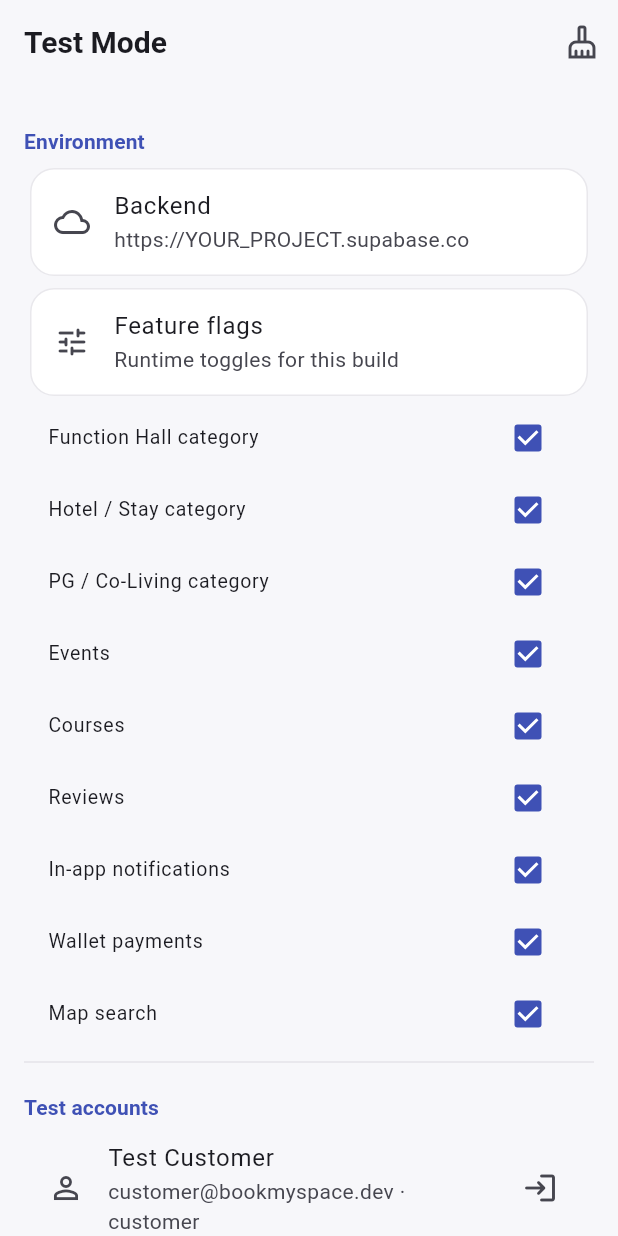
After one commit to Naren-SDET-QA/bookmyspace, a Flutter app: the DebugMenuScreen screen opened by its route, after a tap on the "cleaning services" icon, on a phone screen of 412 x 824 dp. The commit adds this screen. Run offline on Flutter 3.47's test engine with Material 3 defaults, Android fonts, the phone set to English and light mode, and no system bars; our stand-ins replace cached_network_image, dio, firebase_core, firebase_crashlytics, flutter_map, flutter_riverpod and 5 more; missing offline and left inert: firebase_performance, razorpay_flutter; accounts and stored records are empty; network calls fail.

Commit message:
feat(test-mode): add Test Mode with debug menu, logging and test accounts
- Compile-time Test Mode switch (TEST_MODE dart-define) using existing
  development backend only - no local servers, proxies, mocks or fake auth
- Hidden debug menu (7 taps on Settings About) with test accounts, feature
  flags, network/API log viewer, crash/perf diagnostics, test-data reset and
  push/deep-link debug stubs
- LoggingHttpClient wraps the real Supabase HTTP transport; requests logged
  to an in-memory ring buffer visible in the debug menu
- Test accounts prefill the existing OTP login flow (real Supabase auth)
- Startup Test Mode banner logged to the debug log
Co-authored-by: monkeycode-ai <monkeycode-ai@chaitin.com>

```diff
--- /dev/null
+++ b/lib/core/config/test_mode.dart
@@ -0,0 +1,80 @@
+import 'package:flutter/foundation.dart';
+
+import 'app_config.dart';
+
+/// Compile-time Test Mode configuration.
+///
+/// Test Mode is turned on at build time with:
+/// `--dart-define=TEST_MODE=true`
+///
+/// When enabled the app uses the existing development backend (it never
+/// creates local servers, proxies, mocks or fake auth), routes through a
+/// logging HTTP client, exposes a hidden debug menu, seeds test accounts and
+/// switches on feature flags. All toggles below are compile-time constants so
+/// they are eliminated in release builds that are not built for testing.
+abstract final class TestMode {
+  /// Master switch. Defaults to enabled in debug/profile builds when not
+  /// explicitly disabled, and is always off in release unless explicitly set.
+  static const bool enabled = bool.fromEnvironment(
+    'TEST_MODE',
+    defaultValue: kDebugMode,
+  );
+
+  /// Hidden debug menu reachable from Settings (7 taps on the About tile).
+  static const bool debugMenuEnabled = bool.fromEnvironment(
+    'DEBUG_MENU',
+    defaultValue: enabled,
+  );
+
+  /// Log every HTTP request/response the app makes to its backend.
+  static const bool networkLoggingEnabled = bool.fromEnvironment(
+    'NETWORK_LOGGING',
+    defaultValue: enabled,
+  );
+
+  /// Log high-level API calls (repository → Supabase).
+  static const bool apiLoggingEnabled = bool.fromEnvironment(
+    'API_LOGGING',
+    defaultValue: enabled,
+  );
+
+  /// Surface crash/catch errors in the debug log (Crashlytics stays on).
+  static const bool crashLoggingEnabled = bool.fromEnvironment(
+    'CRASH_LOGGING',
+    defaultValue: enabled,
+  );
+
+  /// Record screen/request timings in the debug log.
+  static const bool performanceLoggingEnabled = bool.fromEnvironment(
+    'PERFORMANCE_LOGGING',
+    defaultValue: enabled,
+  );
+
+  /// Allow the "Reset test data" action from the debug menu.
+  static const bool testDataResetEnabled = bool.fromEnvironment(
+    'TEST_DATA_RESET',
+    defaultValue: enabled,
+  );
+
+  /// Push notification debug tools (Firebase Messaging debug token/logs).
+  static const bool pushDebugEnabled = bool.fromEnvironment(
+    'PUSH_DEBUG',
+    defaultValue: enabled,
+  );
+
+  /// Deep link debug tools (log navigations / incoming links).
+  static const bool deepLinkDebugEnabled = bool.fromEnvironment(
+    'DEEP_LINK_DEBUG',
+    defaultValue: enabled,
+  );
+
+  /// Active backend environment in Test Mode: the existing development
+  /// backend. The app never swaps in a local or mock backend.
+  static AppEnvironment get environment => AppEnvironment.development;
+
+  /// Backend URL used when Test Mode is enabled.
+  static String get supabaseUrl => environment.supabaseUrl;
+
+  /// Backend anon key used when Test Mode is enabled.
+  static String get supabaseAnonKey => environment.supabaseAnonKey;
+}
--- /dev/null
+++ b/lib/core/debug/debug_log.dart
@@ -0,0 +1,121 @@
+import 'dart:async';
+
+import 'package:flutter_riverpod/flutter_riverpod.dart';
+
+/// Severity levels for [DebugLogEntry].
+enum DebugLogLevel {
+  verbose,
+  debug,
+  info,
+  warning,
+  error,
+}
+
+/// A single in-memory log entry captured while Test Mode is enabled.
+class DebugLogEntry {
+  const DebugLogEntry({
+    required this.timestamp,
+    required this.level,
+    required this.source,
+    required this.message,
+    this.detail,
+  });
+
+  final DateTime timestamp;
+  final DebugLogLevel level;
+  final String source;
+  final String message;
+  final String? detail;
+
+  String get timestampLabel {
+    final t = timestamp;
+    String two(int n) => n.toString().padLeft(2, '0');
+    return '${two(t.hour)}:${two(t.minute)}:${two(t.second)}';
+  }
+}
+
+/// Process-wide ring buffer for session logs.
+///
+/// A singleton sink is used so that any layer (HTTP client, repositories,
+/// screens) can append entries without needing a Riverpod container. The
+/// debug menu subscribes to [DebugLog.stream] / [debugLogProvider].
+class DebugLog {
+  DebugLog._();
+
+  static const int _maxEntries = 500;
+  static final List<DebugLogEntry> _entries = [];
+  static final StreamController<List<DebugLogEntry>> _controller =
+      StreamController.broadcast();
+
+  static List<DebugLogEntry> get entries => List.unmodifiable(_entries);
+
+  static Stream<List<DebugLogEntry>> get stream => _controller.stream;
+
+  static void write(
+    DebugLogLevel level,
+    String source,
+    String message, {
+    String? detail,
+  }) {
+    final entry = DebugLogEntry(
+      timestamp: DateTime.now(),
+      level: level,
+      source: source,
+      message: message,
+      detail: detail,
+    );
+    _entries.add(entry);
+    if (_entries.length > _maxEntries) {
+      _entries.removeRange(0, _entries.length - _maxEntries);
+    }
+    if (!_controller.isClosed) {
+      _controller.add(List.unmodifiable(_entries));
+    }
+  }
+
+  static void verbose(
+    String source,
+    String message, {
+    String? detail,
+  }) =>
+      write(DebugLogLevel.verbose, source, message, detail: detail);
+  static void debug(
+    String source,
+    String message, {
+    String? detail,
+  }) =>
+      write(DebugLogLevel.debug, source, message, detail: detail);
+  static void info(
+    String source,
+    String message, {
+    String? detail,
+  }) =>
+      write(DebugLogLevel.info, source, message, detail: detail);
+  static void warning(
+    String source,
+    String message, {
+    String? detail,
+  }) =>
+      write(DebugLogLevel.warning, source, message, detail: detail);
+  static void error(
+    String source,
+    String message, {
+    String? detail,
+  }) =>
+      write(DebugLogLevel.error, source, message, detail: detail);
+
+  static void clear() {
+    _entries.clear();
+    if (!_controller.isClosed) _controller.add(const []);
+  }
+}
+
+/// Stream of debug log entries, consumed by the debug menu.
+final debugLogProvider = StreamProvider<List<DebugLogEntry>>(
+  (ref) => DebugLog.stream,
+);
+
+/// Resets the in-memory log (used by the "Test Data Reset" debug action).
+final clearDebugLogProvider = Provider<void>((ref) {
+  return DebugLog.clear();
+});
--- /dev/null
+++ b/lib/core/debug/feature_flags.dart
@@ -0,0 +1,47 @@
+import 'package:flutter_riverpod/flutter_riverpod.dart';
+
+/// A single toggleable feature flag.
+class FeatureFlag {
+  const FeatureFlag(this.key, this.label, {this.defaultValue = true});
+
+  final String key;
+  final String label;
+  final bool defaultValue;
+}
+
+/// Application feature flags. Defaults are tuned for a production-like
+/// testing environment; the debug menu can toggle them at runtime.
+const List<FeatureFlag> appFeatureFlags = [
+  FeatureFlag('functionHall', 'Function Hall category'),
+  FeatureFlag('hotels', 'Hotel / Stay category'),
+  FeatureFlag('pg', 'PG / Co-Living category'),
+  FeatureFlag('events', 'Events'),
+  FeatureFlag('courses', 'Courses'),
+  FeatureFlag('reviews', 'Reviews'),
+  FeatureFlag('notifications', 'In-app notifications'),
+  FeatureFlag('wallet', 'Wallet payments'),
+  FeatureFlag('mapSearch', 'Map search'),
+];
+
+class FeatureFlagsNotifier extends Notifier<Map<String, bool>> {
+  @override
+  Map<String, bool> build() {
+    return {
+      for (final f in appFeatureFlags) f.key: f.defaultValue,
+    };
+  }
+
+  bool isEnabled(String key) => state[key] ?? true;
+
+  void setEnabled(String key, bool value) {
+    state = {...state, key: value};
+  }
+
+  void reset() => state = {
+        for (final f in appFeatureFlags) f.key: f.defaultValue,
+      };
+}
+
+final featureFlagsProvider = NotifierProvider<FeatureFlagsNotifier, Map<String, bool>>(
+  FeatureFlagsNotifier.new,
+);
--- /dev/null
+++ b/lib/core/debug/test_accounts.dart
@@ -0,0 +1,53 @@
+import 'package:flutter_riverpod/flutter_riverpod.dart';
+
+/// A pre-configured test account used by the hidden debug menu.
+class TestAccount {
+  const TestAccount({
+    required this.label,
+    required this.email,
+    this.phone,
+    required this.role,
+  });
+
+  final String label;
+  final String email;
+  final String? phone;
+  final String role;
+}
+
+/// Test accounts for the existing development backend.
+///
+/// These are the same accounts the DEV backend seeds; the debug menu offers
+/// one-tap sign-in via the app's existing OTP flow (no mock auth, no injected
+/// tokens — the normal Supabase backend is used end to end).
+const List<TestAccount> testAccounts = [
+  TestAccount(
+    label: 'Test Customer',
+    email: 'customer@bookmyspace.dev',
+    role: 'customer',
+  ),
+  TestAccount(
+    label: 'Test Owner',
+    email: 'owner@bookmyspace.dev',
+    role: 'owner',
+  ),
+  TestAccount(
+    label: 'Test Admin',
+    email: 'admin@bookmyspace.dev',
+    role: 'admin',
+  ),
+];
+
+final testAccountsProvider = Provider<List<TestAccount>>((ref) => testAccounts);
+
+/// Test account currently selected from the debug menu, used to prefill the
+/// login form. Starts null (no auto sign-in).
+final selectedTestAccountProvider =
+    NotifierProvider<SelectedTestAccountNotifier, TestAccount?>(
+  SelectedTestAccountNotifier.new,
+);
+
+class SelectedTestAccountNotifier extends Notifier<TestAccount?> {
+  @override
+  TestAccount? build() => null;
+}
--- /dev/null
+++ b/lib/features/debug/presentation/screens/debug_menu_screen.dart
@@ -0,0 +1,274 @@
+import 'package:flutter/material.dart';
+import 'package:flutter_riverpod/flutter_riverpod.dart';
+import 'package:go_router/go_router.dart';
+
+import '../../../../core/config/test_mode.dart';
+import '../../../../core/debug/debug_log.dart';
+import '../../../../core/debug/feature_flags.dart';
+import '../../../../core/debug/test_accounts.dart';
+import '../../../../core/router/app_router.dart';
+
+/// Hidden Test Mode debug menu.
+///
+/// Reachable by tapping the About tile 7 times in Settings while Test Mode is
+/// enabled. Exposes test accounts, feature flags, network/API logs, crash and
+/// performance diagnostics, a test-data reset action, and push/deep-link debug
+/// tools.
+class DebugMenuScreen extends ConsumerStatefulWidget {
+  const DebugMenuScreen({super.key});
+
+  @override
+  ConsumerState<DebugMenuScreen> createState() => _DebugMenuScreenState();
+}
+
+class _DebugMenuScreenState extends ConsumerState<DebugMenuScreen> {
+  @override
+  Widget build(BuildContext context) {
+    final flags = ref.watch(featureFlagsProvider);
+    final logs = ref.watch(debugLogProvider);
+
+    return Scaffold(
+      appBar: AppBar(
+        title: const Text('Test Mode'),
+        actions: [
+          IconButton(
+            tooltip: 'Reset log',
+            onPressed: () => DebugLog.clear(),
+            icon: const Icon(Icons.cleaning_services_outlined),
+          ),
+        ],
+      ),
+      body: ListView(
+        padding: const EdgeInsets.all(16),
+        children: [
+          _sectionHeader('Environment'),
+          Card(
+            child: ListTile(
+              leading: const Icon(Icons.cloud_outlined),
+              title: const Text('Backend'),
+              subtitle: Text(TestMode.supabaseUrl),
+            ),
+          ),
+          Card(
+            child: ListTile(
+              leading: const Icon(Icons.tune_rounded),
+              title: const Text('Feature flags'),
+              subtitle: const Text('Runtime toggles for this build'),
+            ),
+          ),
+          ...flags.entries.map(
+            (e) => CheckboxListTile(
+              dense: true,
+              title: Text(
+                appFeatureFlags
+                        .firstWhere(
+                          (f) => f.key == e.key,
+                          orElse: () => FeatureFlag(e.key, e.key),
+                        )
+                        .label,
+              ),
+              value: e.value,
+              onChanged: (v) => ref
+                  .read(featureFlagsProvider.notifier)
+                  .setEnabled(e.key, v ?? false),
+            ),
+          ),
+          const Divider(),
+          _sectionHeader('Test accounts'),
+          for (final acc in ref.watch(testAccountsProvider))
+            ListTile(
+              leading: Icon(
+                switch (acc.role) {
+                  'owner' => Icons.storefront_outlined,
+                  'admin' => Icons.admin_panel_settings_outlined,
+                  _ => Icons.person_outline,
+                },
+              ),
+              title: Text(acc.label),
+              subtitle: Text('${acc.email} · ${acc.role}'),
+              trailing: const Icon(Icons.login_rounded),
+              onTap: () {
+                ref.read(selectedTestAccountProvider.notifier).state = acc;
+                context.push(AppRoutes.login);
+              },
+            ),
+          const Divider(),
+          _sectionHeader('Diagnostics'),
+          Card(
+            child: ListTile(
+              leading: const Icon(Icons.flag_outlined),
+              title: const Text('Crash logging'),
+              subtitle: Text(TestMode.crashLoggingEnabled ? 'Enabled' : 'Off'),
+            ),
+          ),
+          Card(
+            child: ListTile(
+              leading: const Icon(Icons.speed_outlined),
+              title: const Text('Performance logging'),
+              subtitle: Text(
+                TestMode.performanceLoggingEnabled ? 'Enabled' : 'Off',
+              ),
+            ),
+          ),
+          Card(
+            child: ListTile(
+              leading: const Icon(Icons.wifi_tethering_outlined),
+              title: const Text('Push debug'),
+              subtitle: const Text('Firebase Messaging token / payload log'),
+              trailing: const Icon(Icons.chevron_right_rounded),
+              onTap: () {
+                ScaffoldMessenger.of(context).showSnackBar(
+                  const SnackBar(
+                    content: Text(
+                      'Push debug: no FCM token yet. Check Firebase console.',
+                    ),
+                  ),
+                );
+              },
+            ),
+          ),
+          Card(
+            child: ListTile(
+              leading: const Icon(Icons.link_rounded),
+              title: const Text('Deep link debug'),
+              subtitle: const Text('Log incoming links and navigations'),
+              trailing: const Icon(Icons.chevron_right_rounded),
+              onTap: () {
+                ScaffoldMessenger.of(context).showSnackBar(
+                  const SnackBar(
+                    content: Text(
+                      'Deep link debug: see HTTP + navigation entries below.',
+                    ),
+                  ),
+                );
+              },
+            ),
+          ),
+          if (TestMode.testDataResetEnabled) ...[
+            const Divider(),
+            _sectionHeader('Test data'),
+            Card(
+              child: ListTile(
+                leading: Icon(
+                  Icons.delete_sweep_outlined,
+                  color: Theme.of(context).colorScheme.error,
+                ),
+                title: const Text('Reset test data'),
+                subtitle: const Text('Clear local session & logs'),
+                onTap: () => _resetTestData(context),
+              ),
+            ),
+          ],
+          const Divider(),
+          _sectionHeader('Network / API log'),
+          Card(
+            child: Padding(
+              padding: const EdgeInsets.all(8),
+              child: logs.when(
+                data: (entries) {
+                  if (entries.isEmpty) {
+                    return const Padding(
+                      padding: EdgeInsets.all(16),
+                      child: Center(
+                        child: Text('No requests logged yet.'),
+                      ),
+                    );
+                  }
+                  return Column(
+                    children: [
+                      for (final e in entries.reversed.take(100))
+                        ListTile(
+                          dense: true,
+                          leading: Icon(
+                            switch (e.level) {
+                              DebugLogLevel.error => Icons.error_outline,
+                              DebugLogLevel.warning => Icons.warning_amber,
+                              DebugLogLevel.verbose => Icons.notes_rounded,
+                              _ => Icons.info_outline,
+                            },
+                            size: 18,
+                            color: switch (e.level) {
+                              DebugLogLevel.error => Colors.red,
+                              DebugLogLevel.warning => Colors.orange,
+                              _ => null,
+                            },
+                          ),
+                          title: Text(
+                            '${e.timestampLabel} [${e.source}] ${e.message}',
+                            style: Theme.of(context).textTheme.bodySmall,
+                          ),
+                          subtitle: e.detail == null
+                              ? null
+                              : Text(
+                                  e.detail!,
+                                  maxLines: 2,
+                                  overflow: TextOverflow.ellipsis,
+                                  style: Theme.of(context).textTheme.bodySmall
+                                      ?.copyWith(fontFamily: 'monospace'),
+                                ),
+                        ),
+                    ],
+                  );
+                },
+                error: (e, _) => Text('Log error: $e'),
+                loading: () => const Center(
+                  child: Padding(
+                    padding: EdgeInsets.all(16),
+                    child: CircularProgressIndicator(),
+                  ),
+                ),
+              ),
+            ),
+          ),
+          const SizedBox(height: 24),
+          Center(
+            child: TextButton(
+              onPressed: () => context.go(AppRoutes.settings),
+              child: const Text('Back to Settings'),
+            ),
+          ),
+        ],
+      ),
+    );
+  }
+
+  Widget _sectionHeader(String title) => Padding(
+        padding: const EdgeInsets.only(top: 12, bottom: 4),
+        child: Text(
+          title,
+          style: Theme.of(context).textTheme.labelLarge?.copyWith(
+                color: Theme.of(context).colorScheme.primary,
+                fontWeight: FontWeight.bold,
+              ),
+        ),
+      );
+
+  Future<void> _resetTestData(BuildContext context) async {
+    final confirmed = await showDialog<bool>(
+      context: context,
+      builder: (dialogContext) => AlertDialog(
+        title: const Text('Reset test data?'),
+        content: const Text(
+          'Signs out and clears the local session, logs and feature flags. '
+          'Server data is not modified.',
+        ),
+        actions: [
+          TextButton(
+            onPressed: () => Navigator.pop(dialogContext, false),
+            child: const Text('Cancel'),
+          ),
+          FilledButton(
+            onPressed: () => Navigator.pop(dialogContext, true),
+            child: const Text('Reset'),
+          ),
+        ],
+      ),
+    );
+    if (confirmed == true && mounted) {
+      DebugLog.clear();
+      ref.read(featureFlagsProvider.notifier).reset();
+      ref.read(selectedTestAccountProvider.notifier).state = null;
+      context.go(AppRoutes.login);
+    }
+  }
+}
--- a/pubspec.yaml
+++ b/pubspec.yaml
@@ -46,6 +46,7 @@ dependencies:
   cached_network_image: ^3.4.1
   intl: ^0.20.2
   supabase_flutter: ^2.16.0
+  http: ^1.2.2
   geolocator: ^14.0.3
   flutter_map: ^8.3.1
   latlong2: ^0.10.1
```
Also changed, not shown: lib/core/network/logging_http_client.dart (added, +73 -0 lines), lib/core/router/app_router.dart (+7 -0 lines), lib/features/auth/presentation/auth_providers.dart (+15 -3 lines), lib/features/auth/presentation/screens/login_screen.dart (+28 -0 lines), lib/features/settings/presentation/screens/settings_screen.dart (+25 -3 lines), lib/main.dart (+16 -0 lines), pubspec.lock.
